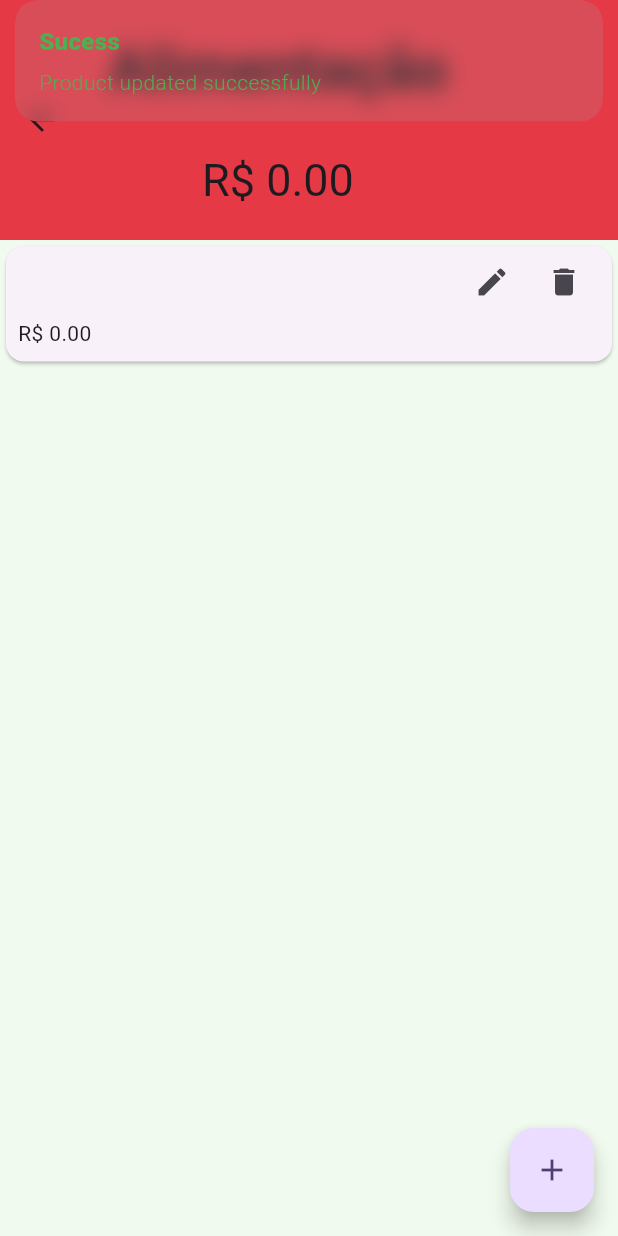
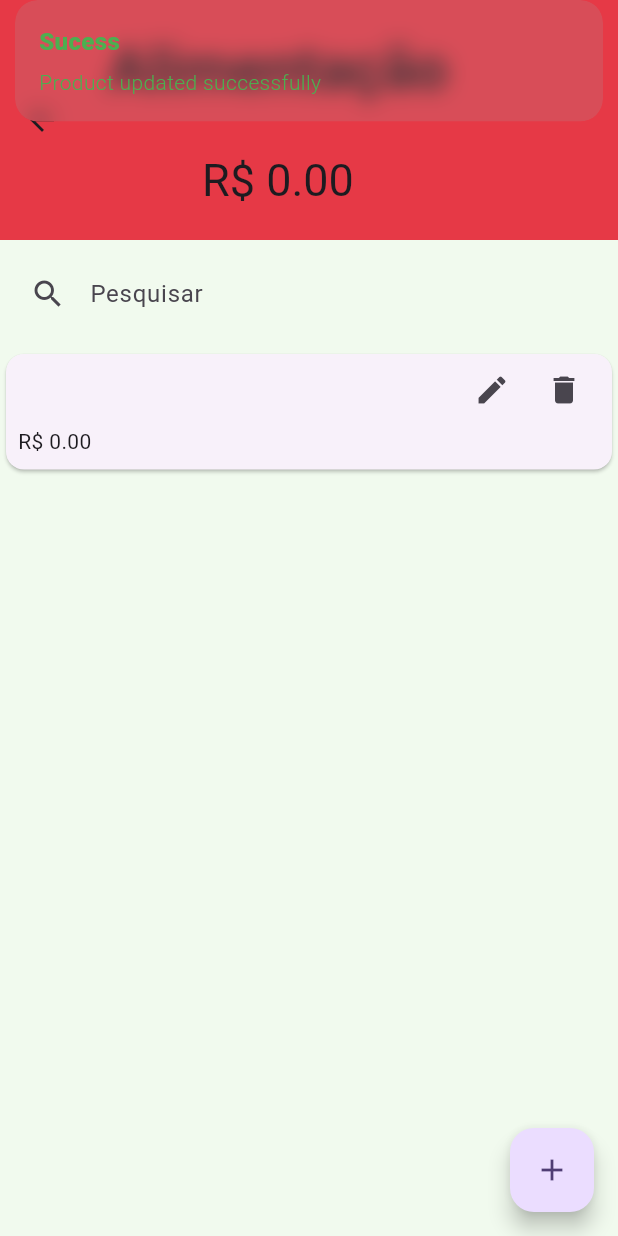
Before and after one commit to Matheus-Reato/GerenciadorDeCustos, a Flutter app: the UpdateAlimentacao screen opened directly with empty values, after a tap on "Atualizar", on a phone screen of 412 x 824 dp. Run offline on Flutter 3.47's test engine with Material 3 defaults, Android fonts, the phone set to English and light mode, and no system bars; our stand-ins replace cloud_firestore, firebase_core, get; accounts and stored records are empty; generated files the repository leaves out were written again.

Commit message:
campo de busca por texto

```diff
--- a/lib/controller/alimentacao_controller.dart
+++ b/lib/controller/alimentacao_controller.dart
@@ -47,6 +47,7 @@ addAlimentacao(){
     Get.snackbar('Sucess', 'Product added successfully', colorText: Colors.green);
 
     setValuesDefault();
+    update();
 
   } catch (e) {
     Get.snackbar('Error', e.toString(), colorText: Colors.red);
@@ -60,18 +61,17 @@ fetchAlimentacao() async{
 
       final List<Alimentacao> retrievedAlimentacao =alimentacaoSnapshot.docs.map((doc) => Alimentacao.fromJson(doc.data() as Map<String, dynamic>)).toList();
 
+      //retrievedAlimentacao.sort((a, b) => (b.data ?? '').compareTo(a.data ?? '')); // Ordenar a lista
+
       alimentacaoList.clear();
       alimentacaoList.addAll(retrievedAlimentacao);
 
-     // alimentacaoList.sort((a, b) => (b.data ?? '').compareTo(a.data ?? ''));
 
       // for(int i = 0; i < alimentacaoList.length; i++){
       //   DateTime suaData = DateFormat('yyyy-MM-dd').parse(alimentacaoList[i].data.toString());
       //   String dataFormatada = DateFormat('dd/MM/yyyy').format(suaData);
       //   alimentacaoList[i].data = dataFormatada;
       // }
-
-      //Get.snackbar('Sucess', 'Product fetch successfully', colorText: Colors.green);
 
     } catch(e){
       Get.snackbar('Error', e.toString(), colorText: Colors.red);
--- a/lib/pages/alimentacao_page.dart
+++ b/lib/pages/alimentacao_page.dart
@@ -16,6 +16,8 @@ class AlimentacaoPage extends StatefulWidget {
 }
 
 class _AlimentacaoPageState extends State<AlimentacaoPage> {
+  String searchTerm = '';
+  List<Alimentacao> originalAlimentacaoList = []; // Armazena a lista original
 
   @override
   void initState() {
@@ -23,11 +25,30 @@ class _AlimentacaoPageState extends State<AlimentacaoPage> {
     WidgetsBinding.instance.addPostFrameCallback((_) {
       // Executar fetchAlimentacao após o primeiro quadro para garantir que o widget seja construído
       final ctrl = Get.find<AlimentacaoController>();
-      ctrl.fetchAlimentacao();
+      ctrl.fetchAlimentacao().then((_) {
+        // Ao concluir o fetch, armazene a lista original e aplique a ordenação
+        setState(() {
+          originalAlimentacaoList = List<Alimentacao>.from(ctrl.alimentacaoList);
+          _applySearch(ctrl); // Aplica a pesquisa inicial
+        });
+      });
     });
   }
 
-  Map<String, Alimentacao> alimentacaoMap = {};
+  // Método para aplicar a pesquisa
+  void _applySearch(AlimentacaoController ctrl) {
+    if (searchTerm.isEmpty) {
+      // Se a pesquisa estiver vazia, exibir a lista original ordenada
+      ctrl.alimentacaoList = List<Alimentacao>.from(originalAlimentacaoList);
+    } else {
+      // Caso contrário, filtrar a lista original e exibir os resultados da pesquisa
+      ctrl.alimentacaoList = originalAlimentacaoList
+          .where((alimentacao) => (alimentacao.nome ?? '')
+          .toLowerCase()
+          .contains(searchTerm.toLowerCase()))
+          .toList();
+    }
+  }
 
   @override
   Widget build(BuildContext context) {
@@ -66,6 +87,30 @@ class _AlimentacaoPageState extends State<AlimentacaoPage> {
           padding: EdgeInsets.only(bottom: 80.0),
           child: Column(
             children: [
+              Padding(
+                padding: const EdgeInsets.all(8.0),
+                child: Row(
+                  mainAxisAlignment: MainAxisAlignment.spaceBetween,
+                  children: [
+                    Container(
+                      width: 150,
+                      child: TextField(
+                        decoration: InputDecoration(
+                          border: InputBorder.none,
+                          labelText: 'Pesquisar',
+                          prefixIcon: Icon(Icons.search),
+                        ),
+                        onChanged: (value) {
+                          setState(() {
+                            searchTerm = value;
+                            _applySearch(ctrl); // Aplica a pesquisa ao digitar
+                          });
+                        },
+                      ),
+                    ),
+                  ],
+                ),
+              ),
               ListView.builder(
                 shrinkWrap: true,
                 physics: NeverScrollableScrollPhysics(),
@@ -98,7 +143,8 @@ class _AlimentacaoPageState extends State<AlimentacaoPage> {
                                     ),
                                     IconButton(
                                       onPressed: () {
-                                    ctrl.deleteAlimentacao(alimentacao.id ?? '');
+                                        ctrl.deleteAlimentacao(
+                                            alimentacao.id ?? '');
                                       },
                                       icon: Icon(Icons.delete),
                                     ),
@@ -109,7 +155,8 @@ class _AlimentacaoPageState extends State<AlimentacaoPage> {
                             Row(
                               mainAxisAlignment: MainAxisAlignment.spaceBetween,
                               children: [
-                            Text('R\$ ${alimentacao.preco?.toStringAsFixed(2) ?? 0}'),
+                                Text(
+                                    'R\$ ${alimentacao.preco?.toStringAsFixed(2) ?? 0}'),
                                 Text(alimentacao.data ?? ''),
                               ],
                             ),
@@ -118,7 +165,8 @@ class _AlimentacaoPageState extends State<AlimentacaoPage> {
                       ),
                     ),
                   );
-            }),
+                },
+              ),
             ],
           ),
         ),
```
Lines whose indentation alone changed are shown as unchanged.
